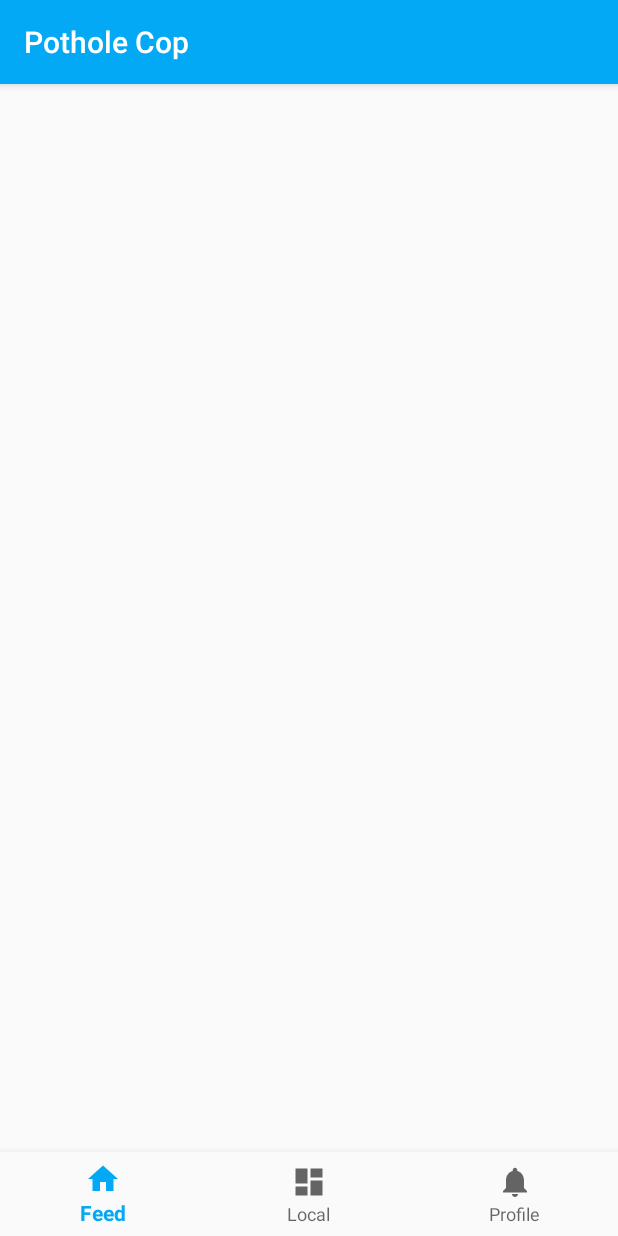
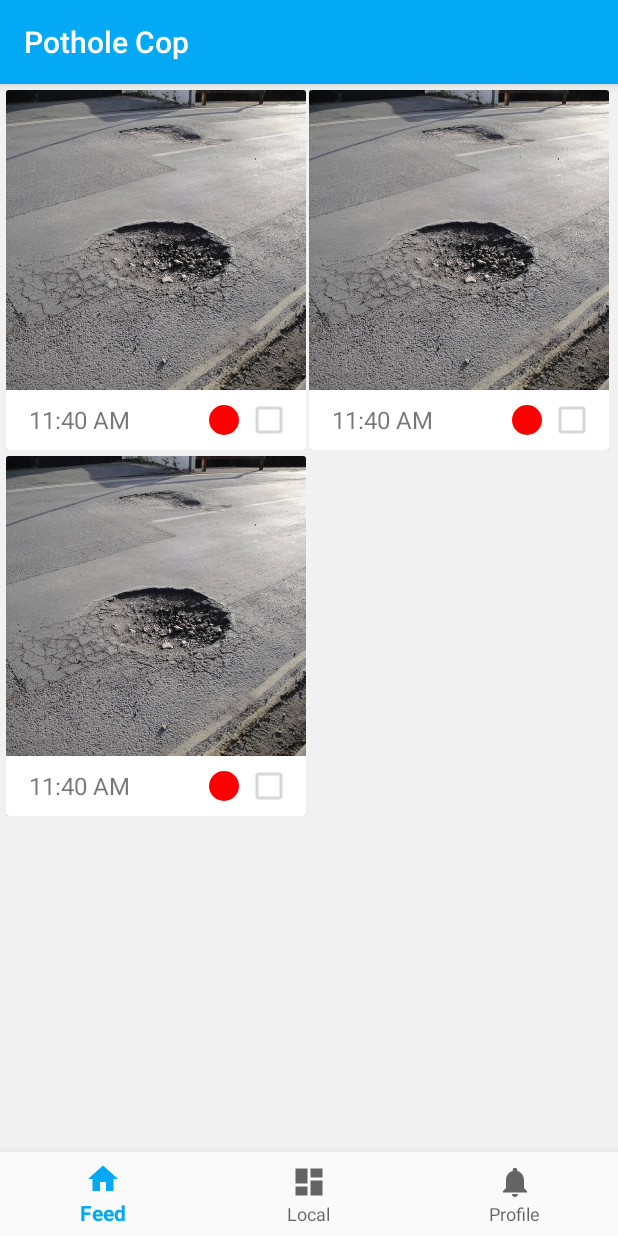
Before and after one commit to siddhantkushwaha/PotholeCop-Android, an Android app: the screen it shows after launch once a user with an empty profile is signed in (LoggedInActivity), on a phone screen of 412 x 824 dp. Run offline under Robolectric (Android 15) with nearby library versions, the phone set to English and light mode, and no system bars; our stand-ins replace ButterKnife, Firebase (no records; nobody signed in at launch, a user with empty details on screens opened directly); libraries missing offline, so code that uses them is left out: com.hbb20; 1 statement that could not run was skipped.

Commit message:
grid item layout

```diff
--- a/app/src/main/java/com/potholecop/androidapp/LoggedInActivity.java
+++ b/app/src/main/java/com/potholecop/androidapp/LoggedInActivity.java
@@ -14,8 +14,6 @@ import com.potholecop.androidapp.fragments.LocalFragment;
 import com.potholecop.androidapp.fragments.ProfileFragment;
 
 public class LoggedInActivity extends AppCompatActivity {
-
-    private TextView mTextMessage;
 
     private BottomNavigationView.OnNavigationItemSelectedListener mOnNavigationItemSelectedListener
             = new BottomNavigationView.OnNavigationItemSelectedListener() {
@@ -45,9 +43,9 @@ public class LoggedInActivity extends AppCompatActivity {
         super.onCreate(savedInstanceState);
         setContentView(R.layout.activity_logged_in);
 
-        mTextMessage = (TextView) findViewById(R.id.message);
         BottomNavigationView navigation = (BottomNavigationView) findViewById(R.id.navigation);
         navigation.setOnNavigationItemSelectedListener(mOnNavigationItemSelectedListener);
+        navigation.setSelectedItemId(R.id.navigation_home);
     }
 
     private void openFragment(Fragment fragment) {
--- a/app/src/main/java/com/potholecop/androidapp/fragments/FeedFragment.java
+++ b/app/src/main/java/com/potholecop/androidapp/fragments/FeedFragment.java
@@ -2,6 +2,7 @@ package com.potholecop.androidapp.fragments;
 
 import android.content.Context;
 import android.os.Bundle;
+import android.support.annotation.NonNull;
 import android.support.annotation.Nullable;
 import android.support.v4.app.Fragment;
 import android.view.LayoutInflater;
@@ -42,11 +43,14 @@ public class FeedFragment extends Fragment {
 
     @Nullable
     @Override
-    public View onCreateView(LayoutInflater inflater, @Nullable ViewGroup container, Bundle savedInstanceState) {
+    public View onCreateView(@NonNull LayoutInflater inflater, @Nullable ViewGroup container, Bundle savedInstanceState) {
         View view = inflater.inflate(R.layout.fragment_feed, container, false);
         unbinder = ButterKnife.bind(this, view);
 
         context = view.getContext();
+        potholeDataArrayList = new ArrayList<>();
+        for (int i = 0; i < 3; i++)
+            potholeDataArrayList.add(new PotholeData());
         feedGridAdapter = new FeedGridAdapter(context, potholeDataArrayList);
         grid.setAdapter(feedGridAdapter);
 
--- /dev/null
+++ b/app/src/main/res/drawable/circle_orange.xml
@@ -0,0 +1,9 @@
+<?xml version="1.0" encoding="utf-8"?>
+<shape xmlns:android="http://schemas.android.com/apk/res/android"
+    android:shape="oval">
+    <solid android:color="#ffb700" />
+
+    <size
+        android:width="24dp"
+        android:height="24dp" />
+</shape>
--- /dev/null
+++ b/app/src/main/res/drawable/circle_red.xml
@@ -0,0 +1,9 @@
+<?xml version="1.0" encoding="utf-8"?>
+<shape xmlns:android="http://schemas.android.com/apk/res/android"
+    android:shape="oval">
+    <solid android:color="#ff0000" />
+
+    <size
+        android:width="24dp"
+        android:height="24dp" />
+</shape>
--- /dev/null
+++ b/app/src/main/res/drawable/circle_yellow.xml
@@ -0,0 +1,9 @@
+<?xml version="1.0" encoding="utf-8"?>
+<shape xmlns:android="http://schemas.android.com/apk/res/android"
+    android:shape="oval">
+    <solid android:color="#ffff00" />
+
+    <size
+        android:width="24dp"
+        android:height="24dp" />
+</shape>
--- a/app/src/main/res/layout/fragment_feed.xml
+++ b/app/src/main/res/layout/fragment_feed.xml
@@ -8,8 +8,8 @@
         android:id="@+id/grid"
         android:layout_width="match_parent"
         android:layout_height="match_parent"
-        android:layout_marginTop="4dp"
-        android:horizontalSpacing="4dp"
+        android:background="#f1f1f1"
+        android:padding="4dp"
         android:numColumns="auto_fit"
         android:verticalSpacing="4dp" />
 
--- a/app/src/main/res/layout/layout_grid_item.xml
+++ b/app/src/main/res/layout/layout_grid_item.xml
@@ -1,8 +1,56 @@
 <?xml version="1.0" encoding="utf-8"?>
 <LinearLayout xmlns:android="http://schemas.android.com/apk/res/android"
-    android:layout_width="match_parent"
-    android:background="@color/colorAccent"
-    android:layout_height="match_parent">
+    android:layout_width="wrap_content"
+    android:layout_height="wrap_content">
+
+    <android.support.v7.widget.CardView
+        android:layout_width="match_parent"
+        android:layout_height="match_parent"
+        android:elevation="1dp">
+
+        <LinearLayout
+            android:layout_width="wrap_content"
+            android:layout_height="wrap_content"
+            android:orientation="vertical">
+
+            <ImageView
+                android:id="@+id/image"
+                android:layout_width="200dp"
+                android:layout_height="200dp"
+                android:scaleType="centerCrop"
+                android:src="@drawable/sample_pothole" />
+
+            <LinearLayout
+                android:layout_width="200dp"
+                android:layout_height="40dp"
+                android:gravity="center"
+                android:weightSum="10">
+
+                <TextView
+                    android:layout_width="120dp"
+                    android:layout_height="match_parent"
+                    android:layout_marginStart="8dp"
+                    android:gravity="center_vertical"
+                    android:text="11:40 AM"
+                    android:textSize="16sp" />
+
+                <ImageView
+                    android:layout_width="20dp"
+                    android:layout_height="20dp"
+                    android:layout_marginEnd="4dp"
+                    android:background="@drawable/circle_red" />
+
+                <CheckBox
+                    android:id="@+id/checkBox2"
+                    android:layout_width="24dp"
+                    android:layout_height="24dp"
+                    android:layout_marginEnd="8dp"
+                    android:layout_weight="1"
+                    android:enabled="false" />
+
+            </LinearLayout>
+        </LinearLayout>
+    </android.support.v7.widget.CardView>
 
 
 </LinearLayout>
```
Also changed, not shown: app/src/main/res/drawable/sample_pothole.jpg (added).
